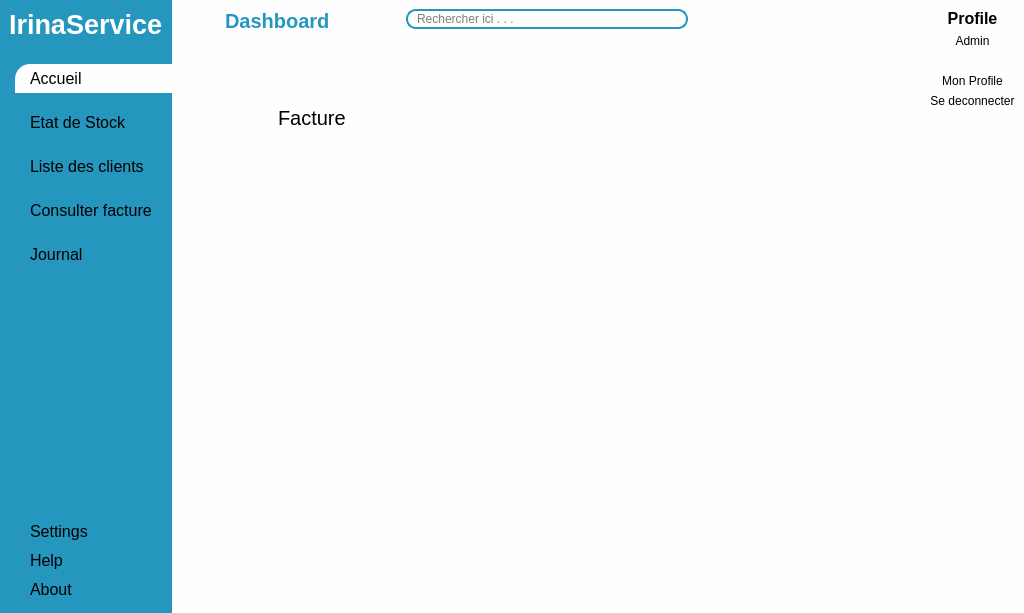
This is views/main_window.ui in ninohantonio/Store-Management as Qt 5 draws it before an edit. The edited form follows.
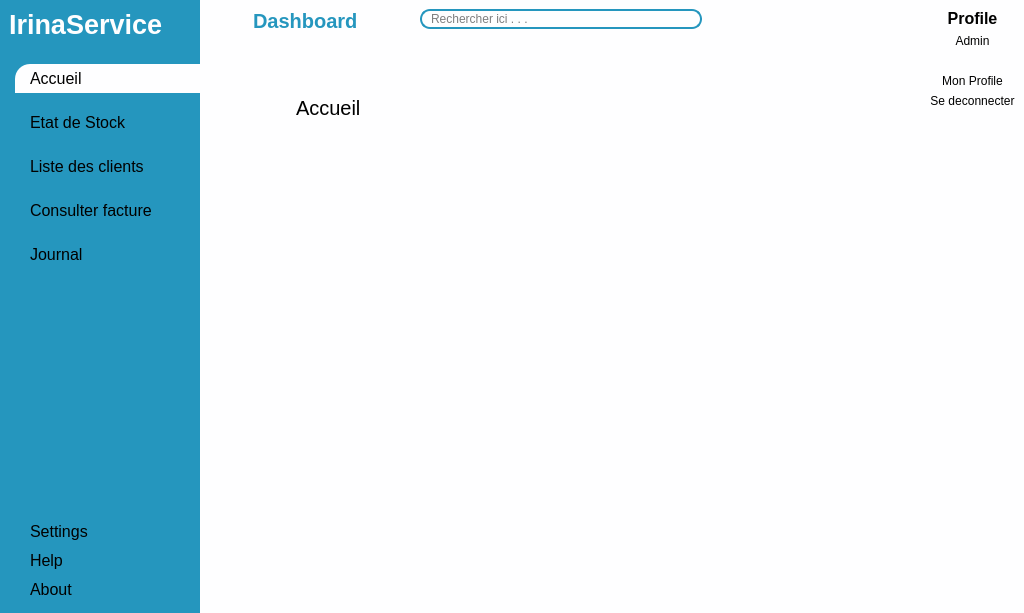
This is the edited form. Icons and pictures are not drawn. Custom widgets are drawn as their Qt base class.

Commit message: navigation screen animation

```diff
--- a/views/main_window.ui
+++ b/views/main_window.ui
@@ -168,6 +168,12 @@
               <verstretch>0</verstretch>
              </sizepolicy>
             </property>
+            <property name="minimumSize">
+             <size>
+              <width>200</width>
+              <height>0</height>
+             </size>
+            </property>
             <property name="frameShape">
              <enum>QFrame::Shape::StyledPanel</enum>
             </property>
@@ -661,11 +667,11 @@
         </widget>
        </item>
        <item>
-        <widget class="QCustomStackedWidget" name="stackedWidget">
+        <widget class="QCustomQStackedWidget" name="mainNavigationScreen">
          <property name="currentIndex">
-          <number>3</number>
+          <number>0</number>
          </property>
-         <widget class="QWidget" name="page">
+         <widget class="QWidget" name="homePage">
           <widget class="QFrame" name="frame">
            <property name="geometry">
             <rect>
@@ -701,7 +707,7 @@
            </widget>
           </widget>
          </widget>
-         <widget class="QWidget" name="page_2">
+         <widget class="QWidget" name="stockPage">
           <widget class="QFrame" name="frame_2">
            <property name="geometry">
             <rect>
@@ -737,7 +743,7 @@
            </widget>
           </widget>
          </widget>
-         <widget class="QWidget" name="page_3">
+         <widget class="QWidget" name="clientPage">
           <widget class="QFrame" name="frame_3">
            <property name="geometry">
             <rect>
@@ -773,7 +779,7 @@
            </widget>
           </widget>
          </widget>
-         <widget class="QWidget" name="page_4">
+         <widget class="QWidget" name="facturePage">
           <widget class="QFrame" name="frame_4">
            <property name="geometry">
             <rect>
@@ -809,7 +815,7 @@
            </widget>
           </widget>
          </widget>
-         <widget class="QWidget" name="page_5">
+         <widget class="QWidget" name="journalPage">
           <widget class="QFrame" name="frame_5">
            <property name="geometry">
             <rect>
@@ -963,9 +969,9 @@
    <container>1</container>
   </customwidget>
   <customwidget>
-   <class>QCustomStackedWidget</class>
+   <class>QCustomQStackedWidget</class>
    <extends>QStackedWidget</extends>
-   <header location="global">Custom_Widgets.Widgets.h</header>
+   <header location="global">Custom_Widgets.QCustomQStackedWidget.h</header>
    <container>1</container>
   </customwidget>
  </customwidgets>
```
The commit also changes 5 other files.
